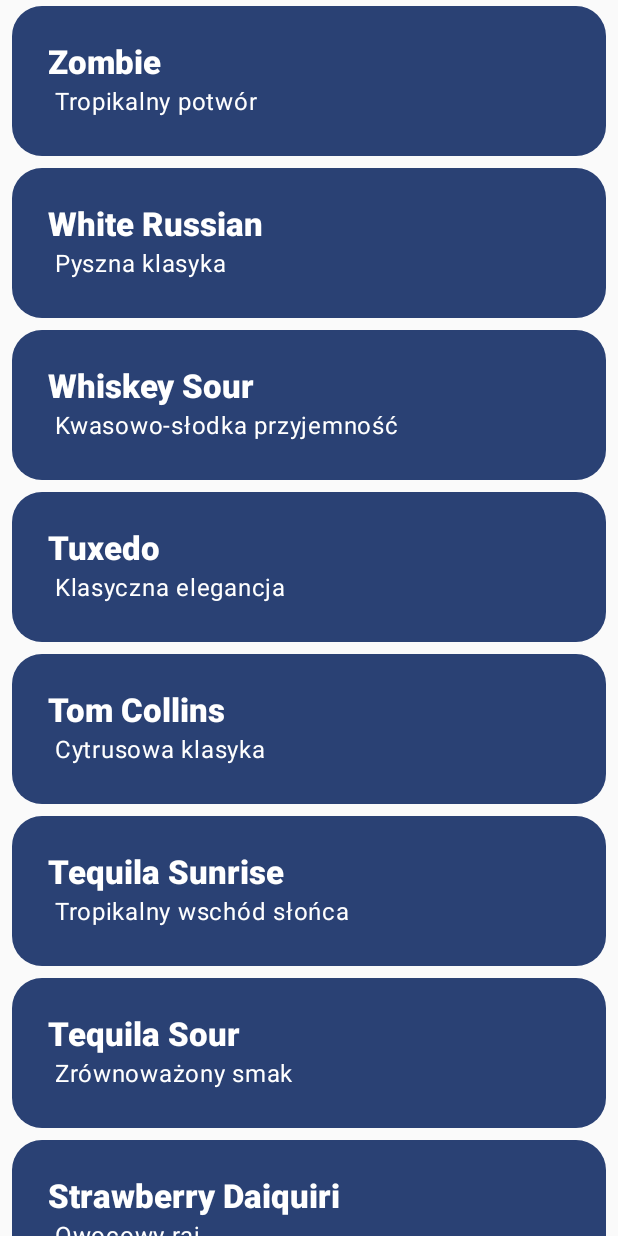
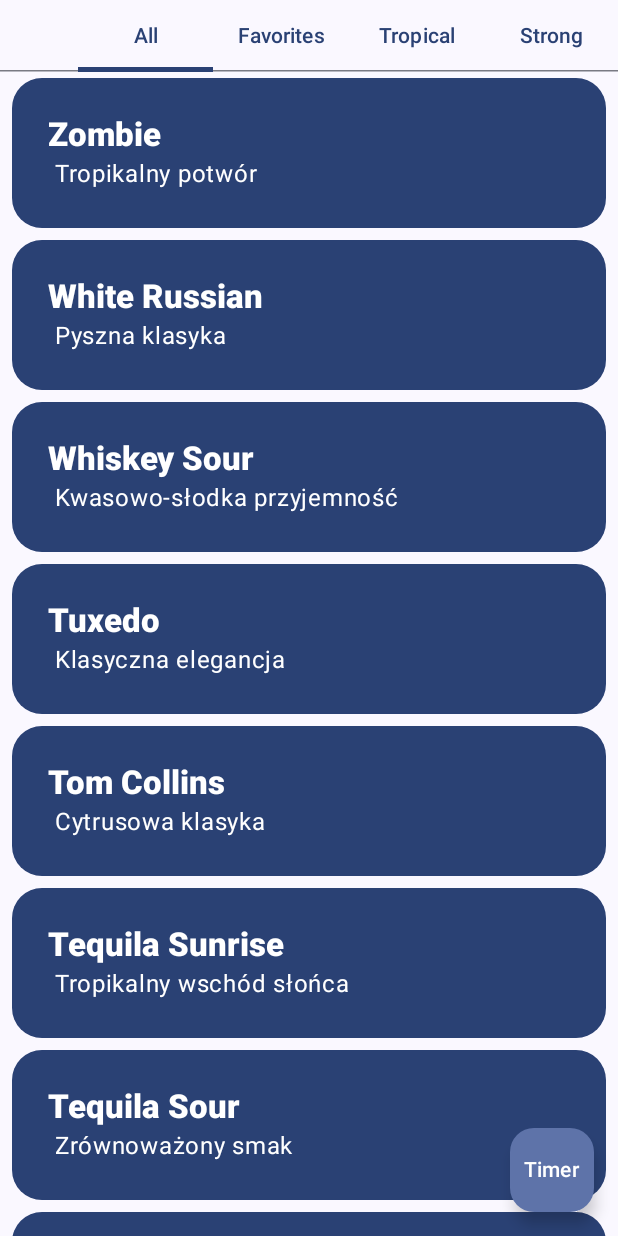
Before and after one commit to Zed-z/Barmanator, an Android app built with Jetpack Compose: the screen it shows after launch (MainActivity), on a phone screen of 412 x 824 dp. Run offline under Robolectric (Android 15) with nearby library versions, the phone set to English and light mode, and no system bars.

Commit message:
Interface improvements

```diff
--- a/app/src/main/java/pl/poznan/put/barmanator/MainActivity.kt
+++ b/app/src/main/java/pl/poznan/put/barmanator/MainActivity.kt
@@ -23,6 +23,15 @@ import pl.poznan.put.barmanator.ui.theme.BarmanatorTheme
 
 import androidx.compose.foundation.layout.Column
 import androidx.compose.foundation.shape.RoundedCornerShape
+import androidx.compose.material3.Button
+import androidx.compose.material3.ElevatedButton
+import androidx.compose.material3.FloatingActionButton
+import androidx.compose.material3.ScrollableTabRow
+import androidx.compose.material3.Tab
+import androidx.compose.runtime.getValue
+import androidx.compose.runtime.mutableStateOf
+import androidx.compose.runtime.remember
+import androidx.compose.runtime.setValue
 import androidx.compose.ui.draw.clip
 import androidx.compose.ui.platform.LocalContext
 import androidx.core.content.ContentProviderCompat.requireContext
@@ -41,9 +50,63 @@ class MainActivity : ComponentActivity() {
         //enableEdgeToEdge()
         setContent {
             BarmanatorTheme {
-                ItemList(database.getDrinks())
+                MainScreen(database.getDrinks())
             }
         }
+    }
+}
+
+@Preview(showBackground = true)
+@Composable
+fun MainScreenPreview() {
+    val sampleDrinks = listOf(
+        Drink(1, "Zombie", "Tropical Beast", "Strong and fruity cocktail", "Shake well with ice", "Rum, pineapple juice, lime"),
+        Drink(2, "Mojito", "Refreshing Mint", "Classic Cuban cocktail", "Muddle mint, add rum and soda", "Rum, mint, lime, soda"),
+        Drink(3, "Old Fashioned", "Whiskey Classic", "Smooth and strong", "Stir whiskey with bitters", "Whiskey, sugar, bitters")
+    )
+
+    BarmanatorTheme {
+        MainScreen(drinks = sampleDrinks)
+    }
+}
+
+@Composable
+fun MainScreen(drinks: List<Drink>) {
+    var selectedTabIndex by remember { mutableStateOf(0) }
+    val tabs = listOf("All", "Favorites", "Tropical", "Strong")
+
+    Scaffold(
+        modifier = Modifier.windowInsetsPadding(WindowInsets.safeDrawing),
+        topBar = {
+            ScrollableTabRow(
+                selectedTabIndex = selectedTabIndex,
+                modifier = Modifier.fillMaxWidth()
+            ) {
+                tabs.forEachIndexed { index, title ->
+                    Tab(
+                        selected = selectedTabIndex == index,
+                        onClick = { selectedTabIndex = index },
+                        text = { Text(title) }
+                    )
+                }
+            }
+        },
+        floatingActionButton = {
+            FloatingActionButton(onClick = { println("Pressed!") }) {
+                Text("Timer")
+            }
+        }
+    ) { paddingValues ->
+        ItemList(
+            drinks = when (selectedTabIndex) {
+                0 -> drinks
+                1 -> drinks.filter { it.name.contains("fav", true) }  // Replace with real filtering logic
+                2 -> drinks.filter { it.tagline.contains("Tropical", true) }
+                3 -> drinks.filter { it.tagline.contains("Strong", true) }
+                else -> drinks
+            },
+            modifier = Modifier.padding(paddingValues)
+        )
     }
 }
 
@@ -79,34 +142,10 @@ fun ListItem(drink: Drink) {
 }
 
 @Composable
-fun ItemList(drinks: List<Drink>) {
-    LazyColumn(modifier = Modifier.fillMaxSize()) {
+fun ItemList(drinks: List<Drink>, modifier: Modifier) {
+    LazyColumn(modifier = modifier.fillMaxSize()) {
         items(drinks) { drink ->
             ListItem(drink = drink)
         }
     }
 }
-
-@Composable
-fun Greeting(name: String, modifier: Modifier = Modifier) {
-    Text(
-        text = "Hello $name!",
-        modifier = modifier
-    )
-}
-
-@Preview(showBackground = true)
-@Composable
-fun GreetingPreview() {
-    BarmanatorTheme {
-        Greeting("Android")
-    }
-}
-
-@Preview(showBackground = true)
-@Composable
-fun DefaultPreview() {
-    BarmanatorTheme {
-        ItemList(emptyList<Drink>())
-    }
-}
```
